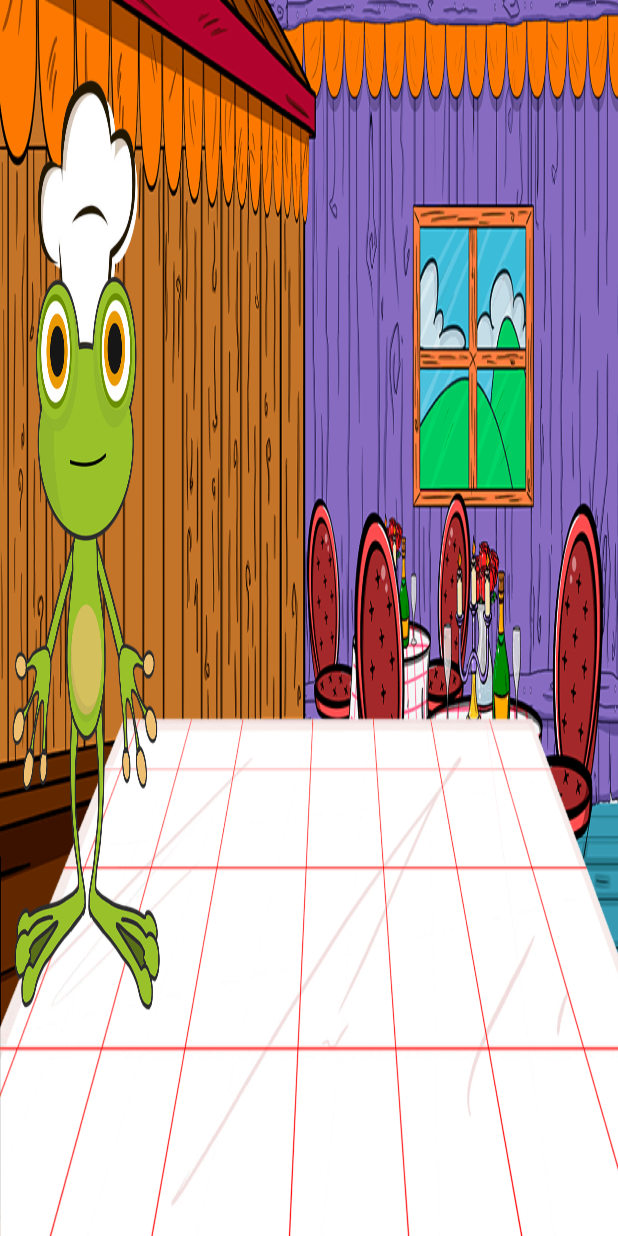
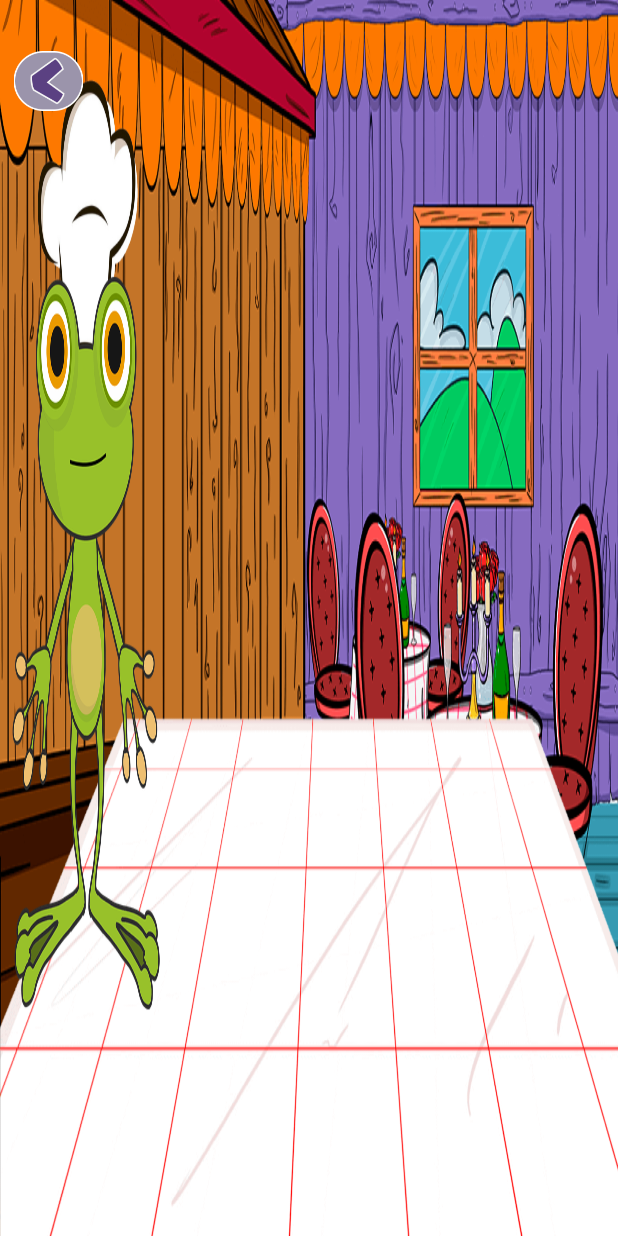
Before and after one commit to codaki/Pry_Proyecto_Final_Primer_Parcial, an Android app: the Memoria screen opened directly, with no data from a screen before it, on a phone screen of 412 x 824 dp. Run offline under Robolectric (Android 15) with nearby library versions, the phone set to English and light mode, and no system bars.

Commit message:
Tercera escena

```diff
--- a/app/src/main/res/layout/activity_memoria.xml
+++ b/app/src/main/res/layout/activity_memoria.xml
@@ -8,4 +8,16 @@
     android:background="@drawable/fondomemoria"
     tools:context=".Memoria">
 
+    <ImageView
+        android:id="@+id/imageView2"
+        android:layout_width="47dp"
+        android:layout_height="40dp"
+        android:contentDescription="back"
+        app:layout_constraintBottom_toBottomOf="parent"
+        app:layout_constraintEnd_toEndOf="parent"
+        app:layout_constraintHorizontal_bias="0.023"
+        app:layout_constraintStart_toStartOf="parent"
+        app:layout_constraintTop_toTopOf="parent"
+        app:layout_constraintVertical_bias="0.043"
+        app:srcCompat="@drawable/botonregresar2" />
 </androidx.constraintlayout.widget.ConstraintLayout>
```
Also changed, not shown: app/src/main/res/drawable/dificil.png (added), app/src/main/res/drawable/facil.png (added), app/src/main/res/drawable/medio.png (added).
